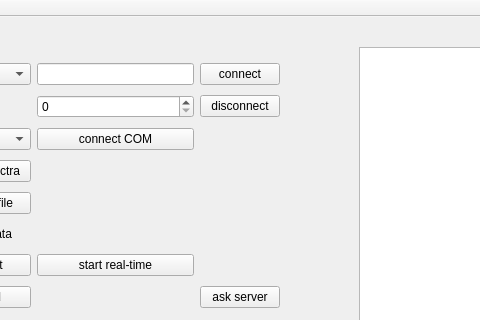
First picture: the form in mainwindow.ui, repository ArtfulVampire/TcpClient, before the edit; both pictures show x 91 to 571 and y 0 to 320 of the 902 by 711 pixel window.
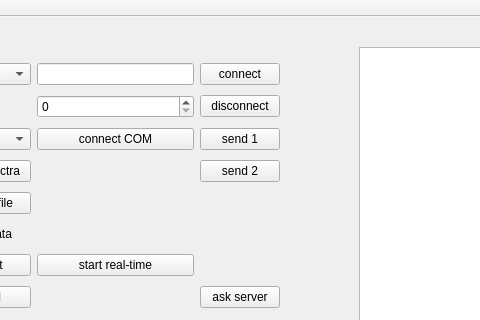
Second picture: the form after the edit.

Commit message: COM port OK

What changed in the file:
```diff
--- a/mainwindow.ui
+++ b/mainwindow.ui
@@ -116,6 +116,20 @@
        </property>
       </widget>
      </item>
+     <item row="3" column="2">
+      <widget class="QPushButton" name="comPortSendOnePushButton">
+       <property name="text">
+        <string>send 1</string>
+       </property>
+      </widget>
+     </item>
+     <item row="4" column="2">
+      <widget class="QPushButton" name="comPortSendTwoPushButton">
+       <property name="text">
+        <string>send 2</string>
+       </property>
+      </widget>
+     </item>
     </layout>
    </widget>
   </widget>
```
The commit also changes 2 other files.
